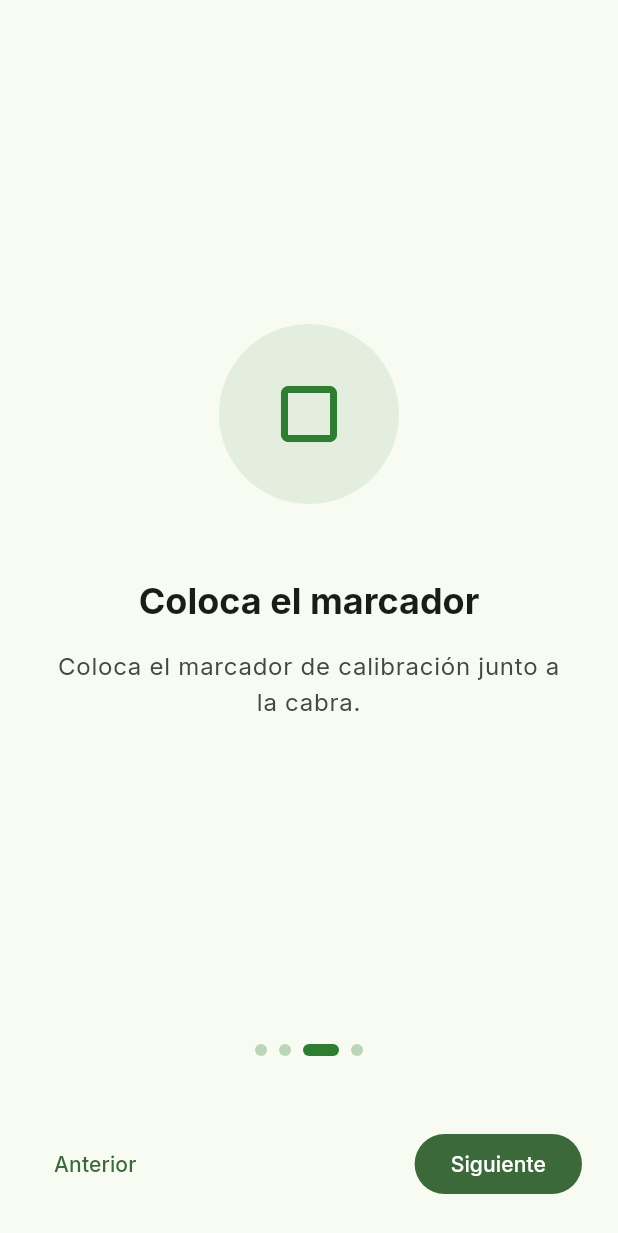
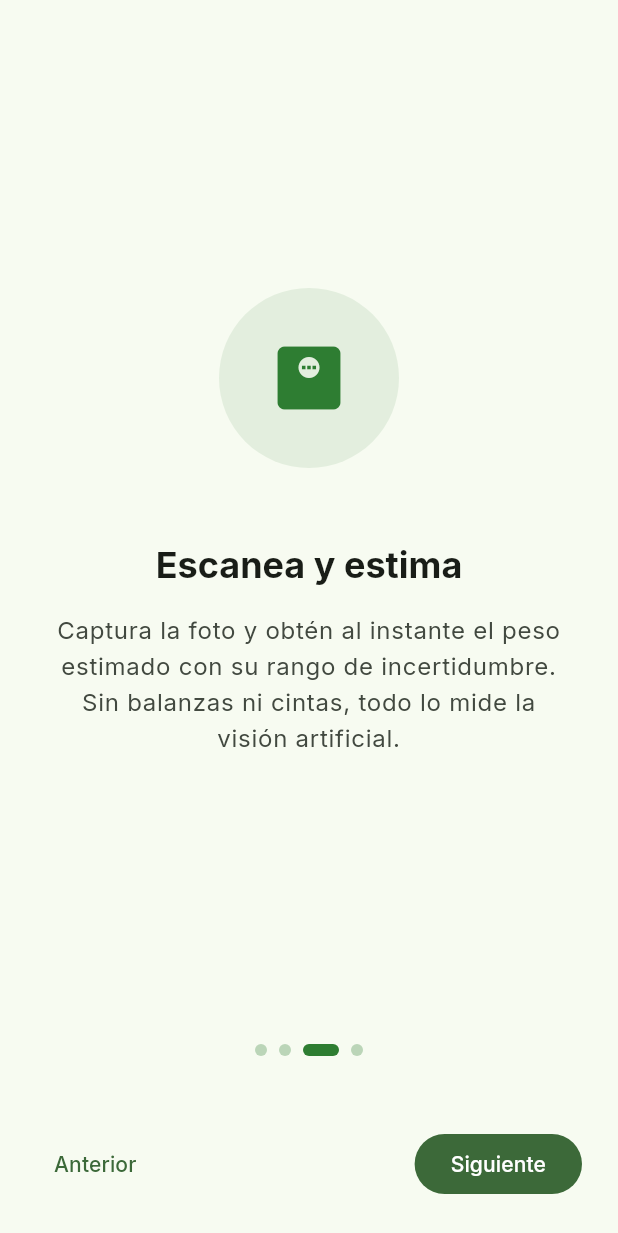
Before and after one commit to Eduar2TC/goat-vision, a Flutter app: the screen it shows after launch, swiped to page 3, on a phone screen of 412 x 824 dp. Shown: the top 1233 px of the screen. Run offline on Flutter 3.47's test engine with Material 3 defaults, Android fonts, the phone set to English and light mode, and no system bars; our stand-ins replace camera, drift, fl_chart, flutter_riverpod, go_router; accounts and stored records are empty; generated files the repository leaves out were written again.

Commit message:
Polish product UX: onboarding, repeat-link, navigable history
- Onboarding steps now match the no-tools flow (side view + marker ->
  instant estimate -> save & follow-up, auto-register option)
- 'Rehacer' on the results screen keeps the selected animal instead of
  dropping it on re-capture
- History and dashboard measurement tiles navigate to the animal's detail
- Drop unused app_exceptions import from analysis_pipeline
- Docs: refresh ML test count (21) and mobile README (reference-weight
  predictor vs simulated CV)

```diff
--- a/mobile/lib/core/ml/analysis_pipeline.dart
+++ b/mobile/lib/core/ml/analysis_pipeline.dart
@@ -1,5 +1,4 @@
 import 'dart:typed_data';
-import 'package:goatvision/core/errors/app_exceptions.dart';
 import 'package:goatvision/core/ml/ml_interfaces.dart';
 import 'package:goatvision/core/ml/mock_ml_services.dart';
 import 'package:goatvision/core/ml/reference_weight_predictor.dart';
--- a/mobile/lib/features/dashboard/presentation/dashboard_screen.dart
+++ b/mobile/lib/features/dashboard/presentation/dashboard_screen.dart
@@ -171,6 +171,7 @@ class _MeasurementTile extends StatelessWidget {
 
     return Card(
       child: ListTile(
+        onTap: () => context.push('/animals/${rec.animalId}'),
         leading: const Icon(Icons.monitor_weight),
         title: Text('≈ ${UnitConverter.weight(weight)}'),
         subtitle: Text('${ts.day}/${ts.month}/${ts.year}'),
--- a/mobile/lib/features/history/presentation/history_screen.dart
+++ b/mobile/lib/features/history/presentation/history_screen.dart
@@ -1,5 +1,6 @@
 import 'package:flutter/material.dart';
 import 'package:flutter_riverpod/flutter_riverpod.dart';
+import 'package:go_router/go_router.dart';
 import 'package:goatvision/core/constants/app_colors.dart';
 import 'package:goatvision/core/utils/unit_converter.dart';
 import 'package:goatvision/data/repositories/repository_providers.dart';
@@ -52,6 +53,7 @@ class HistoryScreen extends ConsumerWidget {
                 final d = r.timestamp;
                 final animalName = animalById[r.animalId] ?? 'Desconocida';
                 return ListTile(
+                  onTap: () => context.push('/animals/${r.animalId}'),
                   leading: Container(
                     width: 48,
                     height: 48,
--- a/mobile/lib/features/onboarding/presentation/onboarding_screen.dart
+++ b/mobile/lib/features/onboarding/presentation/onboarding_screen.dart
@@ -16,24 +16,31 @@ class _OnboardingScreenState extends State<OnboardingScreen> {
 
   final _steps = const [
     _OnboardingStep(
-      icon: Icons.pets,
-      title: 'Registra tu cabra',
-      description: 'Crea un perfil para cada cabra con su nombre, raza y edad.',
-    ),
-    _OnboardingStep(
       icon: Icons.camera_alt,
       title: 'Colócala de perfil',
-      description: 'La cabra debe verse de costado, con el cuerpo completo visible.',
+      description:
+          'La cabra debe verse de costado, con el cuerpo completo visible.',
     ),
     _OnboardingStep(
       icon: Icons.crop_square,
       title: 'Coloca el marcador',
-      description: 'Coloca el marcador de calibración junto a la cabra.',
+      description:
+          'Deja el marcador de calibración de 30 cm junto a la cabra.',
     ),
     _OnboardingStep(
       icon: Icons.monitor_weight,
-      title: 'Obtén una estimación',
-      description: 'Captura la foto y obtén una estimación del peso con su rango de incertidumbre.',
+      title: 'Escanea y estima',
+      description:
+          'Captura la foto y obtén al instante el peso estimado con su rango '
+          'de incertidumbre. Sin balanzas ni cintas, todo lo mide la visión '
+          'artificial.',
+    ),
+    _OnboardingStep(
+      icon: Icons.history,
+      title: 'Guarda y da seguimiento',
+      description:
+          'Registra la medición en tu historial. Si escaneas sin elegir cabra '
+          'la registramos por ti; puedes nombrarla después.',
     ),
   ];
 
--- a/mobile/lib/features/results/presentation/result_screen.dart
+++ b/mobile/lib/features/results/presentation/result_screen.dart
@@ -278,7 +278,11 @@ class _ResultScreenState extends ConsumerState<ResultScreen> {
               children: [
                 Expanded(
                   child: OutlinedButton.icon(
-                    onPressed: () => context.go('/capture'),
+                    onPressed: () => context.go(
+                      session.animalId.isEmpty
+                          ? '/capture'
+                          : '/capture?animalId=${session.animalId}',
+                    ),
                     icon: const Icon(Icons.refresh),
                     label: const Text('Repetir'),
                     style: OutlinedButton.styleFrom(
```
Also changed, not shown: 2 other files.
